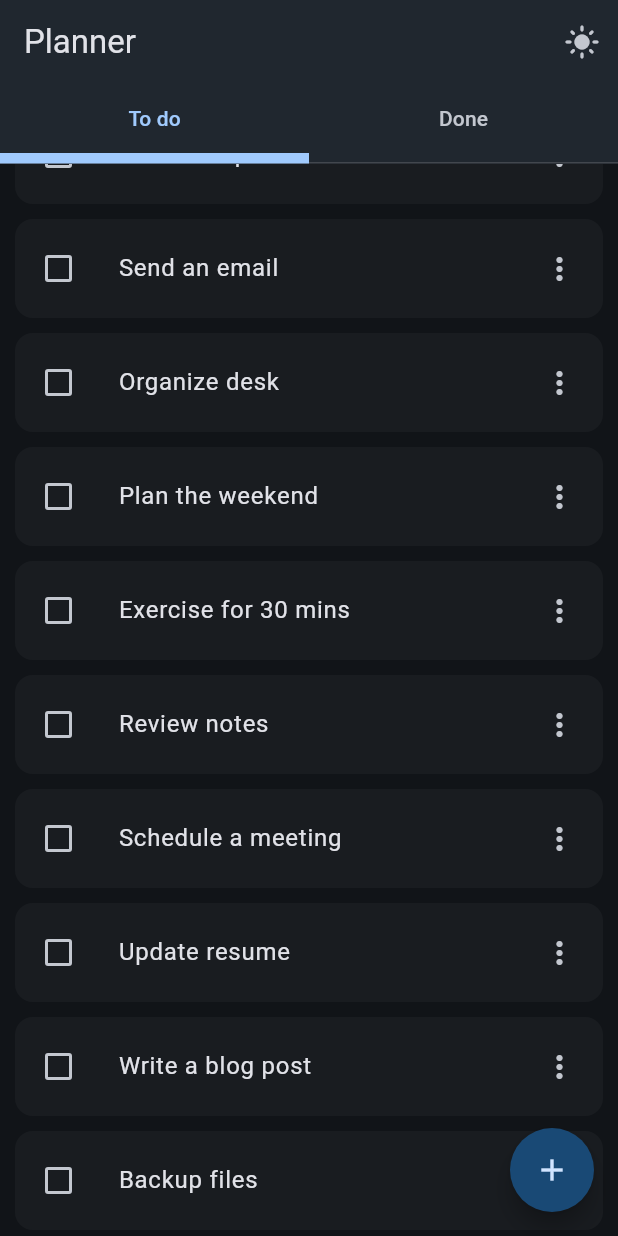
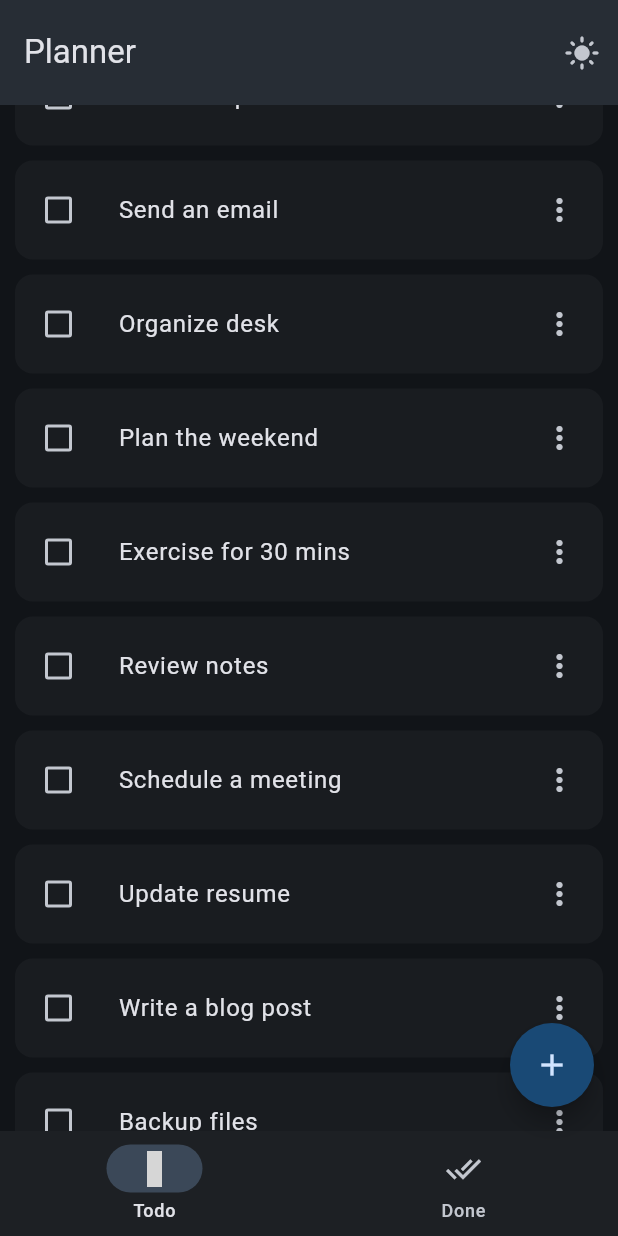
Before and after one commit to HP1324/simple_todo, a Flutter app: the screen it shows after launch, scrolled down 576 dp, after a tap on the "light mode" icon, on a phone screen of 412 x 824 dp. Run offline on Flutter 3.47's test engine with Material 3 defaults, Android fonts, the phone set to English and light mode, and no system bars; our stand-ins replace font_awesome_flutter, iconsax; grey boxes are pictures that could not be loaded.

Commit message:
change appbar to navigationbar

```diff
--- a/lib/app_controller.dart
+++ b/lib/app_controller.dart
@@ -14,8 +14,6 @@ class _AppStateProviderState extends State<AppStateProvider>
   ///Theme state
   ThemeData themeData = AppTheme.lightMode;
 
-  ///tab state
-  late TabController tabController;
 
   ///tasklist and tasksdonelist state
   List<Task> tasks = Task.getTasksList();
@@ -38,22 +36,12 @@ class _AppStateProviderState extends State<AppStateProvider>
     });
   }
 
-  ///This part is managing whether the FAB appears or not on the screen through the tab bar's state.
-  @override
-  void initState() {
-    super.initState();
-    tabController = TabController(length: 2, vsync: this);
-    tabController.addListener(() {
-      setState(() {});
-    });
+  ///This part is managing the [NavigationBar]'s selected destination state
+
+  var selectedDestination = 0;
+  void onDestinationSelected(int selected){
+    setState(()=> selectedDestination = selected);
   }
-
-  @override
-  void dispose() {
-    tabController.dispose();
-    super.dispose();
-  }
-
   ///The rest of the functions are managing the state of [TasksList] and [TasksDone] list.
   ///
   ///Returns true if [task] is successfully added.
@@ -117,7 +105,7 @@ class _AppStateProviderState extends State<AppStateProvider>
       tasksDone: tasksDone,
       themeData: themeData,
       stateWidget: this,
-      tabController: tabController,
+      selectedNavigation: selectedDestination,
       child: widget.child,
     );
   }
@@ -130,13 +118,13 @@ class AppController extends InheritedWidget {
       required this.tasks,
       required this.tasksDone,
       required this.themeData,
-      required this.tabController,
+      required this.selectedNavigation,
       required this.stateWidget});
 
   final List<Task> tasks;
   final List<Task> tasksDone;
   final ThemeData themeData;
-  final TabController tabController;
+  final int selectedNavigation;
   final _AppStateProviderState stateWidget;
   @override
   bool updateShouldNotify(AppController oldWidget) {
--- a/lib/globals.dart
+++ b/lib/globals.dart
@@ -5,7 +5,7 @@ import 'package:flutter/material.dart';
 showSnackBar(
   BuildContext context, {
   required String content,
-  Duration duration = const Duration(seconds: 1),
+  Duration duration = const Duration(milliseconds: 800),
 }) {
   ///removeCurrentSnackbar will prevent the snackbar from showing up multiple times when user does some operations(add, delete, mark as done) back to back.
   ScaffoldMessenger.of(context)
--- a/lib/main.dart
+++ b/lib/main.dart
@@ -1,4 +1,6 @@
 import 'package:flutter/material.dart';
+import 'package:font_awesome_flutter/font_awesome_flutter.dart';
+import 'package:iconsax/iconsax.dart';
 import 'package:planner/app_controller.dart';
 import 'package:planner/widgets/task_dialog.dart';
 import 'package:planner/widgets/tasks_done_list.dart';
@@ -30,16 +32,25 @@ class Home extends StatelessWidget {
 
   @override
   Widget build(BuildContext context) {
+    var provider = AppController.of(context);
     return Scaffold(
       appBar: buildAppBar(context),
-      body: buildTabBarView(context),
+      body: [TasksList(), TasksDoneList()][provider.selectedDestination],
       floatingActionButton: buildFloatingActionButton(context),
+      bottomNavigationBar: NavigationBar(
+        selectedIndex: provider.selectedDestination,
+        height: 70,
+        destinations: [
+          NavigationDestination(icon: Icon(Iconsax.task), label: 'Todo'),
+          NavigationDestination(icon: Icon(Icons.done_all), label: 'Done'),
+        ],
+        onDestinationSelected: (selected) =>
+            provider.onDestinationSelected(selected),
+      ),
     );
   }
 
-  dynamic buildFloatingActionButton(BuildContext context) {
-    var provider = AppController.of(context);
-    if (provider.tabController.index == 0) {
+  FloatingActionButton buildFloatingActionButton(BuildContext context) {
     return FloatingActionButton(
       onPressed: () {
         showDialog(
@@ -58,23 +69,10 @@ class Home extends StatelessWidget {
       ),
     );
   }
-    return null;
-  }
-
-  TabBarView buildTabBarView(BuildContext context) {
-    var provider = AppController.of(context);
-    return TabBarView(
-      controller: provider.tabController,
-      children: [
-        TasksList(),
-        TasksDoneList(),
-      ],
-    );
-  }
 
   AppBar buildAppBar(BuildContext context) {
-    var provider = AppController.of(context);
     return AppBar(
+      toolbarHeight: 70,
       elevation: 5,
       title: const Text(
         'Planner',
@@ -86,24 +84,6 @@ class Home extends StatelessWidget {
             },
             icon: Icon(Icons.light_mode))
       ],
-      bottom: TabBar(
-        indicatorSize: TabBarIndicatorSize.tab,
-        controller: provider.tabController,
-        splashBorderRadius: BorderRadius.circular(10),
-        indicatorWeight: 7,
-        tabs: [
-          Tab(
-            child: const Text(
-              'To do',
-            ),
-          ),
-          Tab(
-            child: const Text(
-              'Done',
-            ),
-          ),
-        ],
-      ),
     );
   }
 }
--- a/lib/widgets/shared/empty_list_placeholder.dart
+++ b/lib/widgets/shared/empty_list_placeholder.dart
@@ -5,7 +5,8 @@
   final String text;
   @override
   Widget build(BuildContext context) {
-    return Column(
+    return Center(
+      child: Column(
         mainAxisAlignment: MainAxisAlignment.center,
         children: [
           Icon(
@@ -18,6 +19,7 @@
             style: TextStyle(fontSize: 20,color: Colors.grey),
           ),
         ],
+      ),
     );
   }
 }
--- a/pubspec.yaml
+++ b/pubspec.yaml
@@ -37,6 +37,8 @@ dependencies:
   cupertino_icons: ^1.0.8
   shared_preferences: ^2.3.2
   get: ^4.6.6
+  font_awesome_flutter: ^10.7.0
+  iconsax: ^0.0.8
 
 dev_dependencies:
   flutter_test:
```
Also changed, not shown: pubspec.lock. Lines whose indentation alone changed are shown as unchanged.
